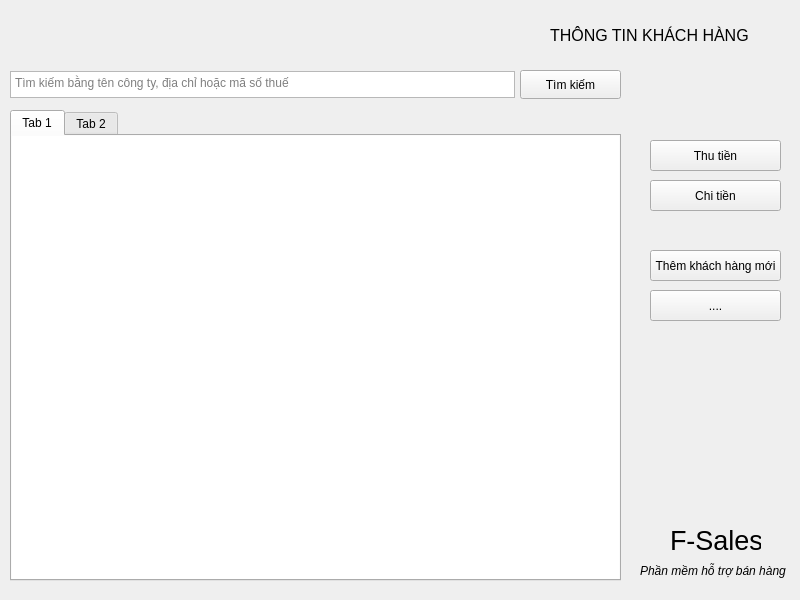
First picture: the form in UI/ds_cong_ty.ui, repository TungFireSmart/Fsales, before the edit.
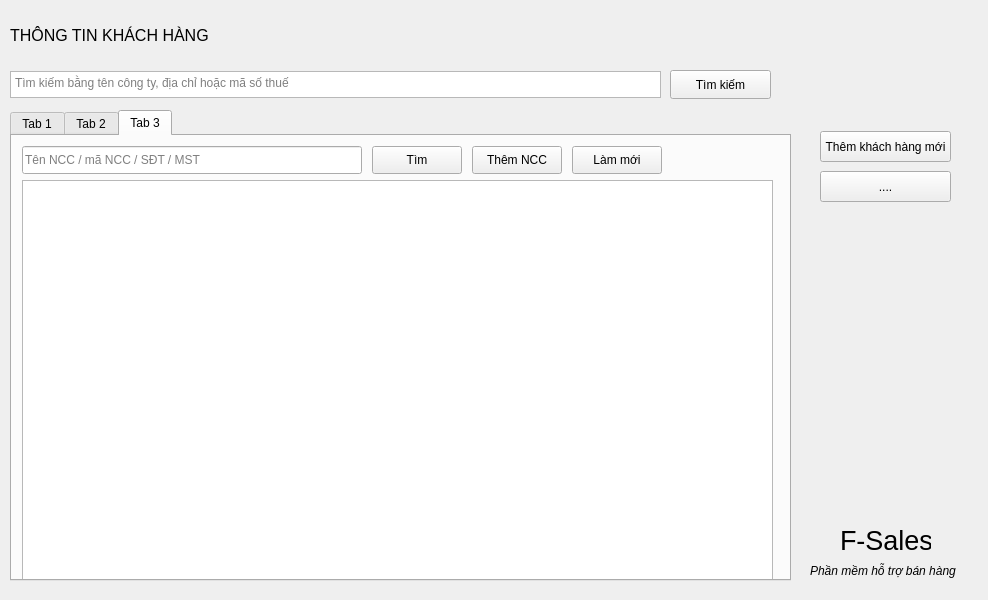
Second picture: the form after the edit. The open tabs and pages were chosen to show the change.

Patch:
```diff
--- a/UI/ds_cong_ty.ui
+++ b/UI/ds_cong_ty.ui
@@ -6,7 +6,7 @@
    <rect>
     <x>0</x>
     <y>0</y>
-    <width>800</width>
+    <width>988</width>
     <height>600</height>
    </rect>
   </property>
@@ -17,7 +17,7 @@
    <widget class="QLabel" name="label">
     <property name="geometry">
      <rect>
-      <x>550</x>
+      <x>10</x>
       <y>20</y>
       <width>261</width>
       <height>31</height>
@@ -38,7 +38,7 @@
      <rect>
       <x>10</x>
       <y>71</y>
-      <width>505</width>
+      <width>651</width>
       <height>27</height>
      </rect>
     </property>
@@ -49,7 +49,7 @@
    <widget class="QPushButton" name="but_search">
     <property name="geometry">
      <rect>
-      <x>520</x>
+      <x>670</x>
       <y>70</y>
       <width>101</width>
       <height>29</height>
@@ -62,8 +62,8 @@
    <widget class="QPushButton" name="but_add_company">
     <property name="geometry">
      <rect>
-      <x>650</x>
-      <y>250</y>
+      <x>820</x>
+      <y>131</y>
       <width>131</width>
       <height>31</height>
      </rect>
@@ -75,8 +75,8 @@
    <widget class="QPushButton" name="but_search_4">
     <property name="geometry">
      <rect>
-      <x>650</x>
-      <y>290</y>
+      <x>820</x>
+      <y>171</y>
       <width>131</width>
       <height>31</height>
      </rect>
@@ -88,7 +88,7 @@
    <widget class="QLabel" name="label_4">
     <property name="geometry">
      <rect>
-      <x>640</x>
+      <x>810</x>
       <y>560</y>
       <width>151</width>
       <height>21</height>
@@ -106,7 +106,7 @@
    <widget class="QLabel" name="label_3">
     <property name="geometry">
      <rect>
-      <x>670</x>
+      <x>840</x>
       <y>520</y>
       <width>91</width>
       <height>41</height>
@@ -126,7 +126,7 @@
      <rect>
       <x>10</x>
       <y>110</y>
-      <width>611</width>
+      <width>781</width>
       <height>471</height>
      </rect>
     </property>
@@ -142,7 +142,7 @@
        <rect>
         <x>-1</x>
         <y>-1</y>
-        <width>611</width>
+        <width>771</width>
         <height>451</height>
        </rect>
       </property>
@@ -163,32 +163,73 @@
       </property>
      </widget>
     </widget>
-   </widget>
-   <widget class="QPushButton" name="but_thu">
+    <widget class="QWidget" name="tab_3">
+     <attribute name="title">
+      <string>Tab 3</string>
+     </attribute>
+     <widget class="QLineEdit" name="txt_supplier_search">
+      <property name="geometry">
+       <rect>
+        <x>10</x>
+        <y>10</y>
+        <width>340</width>
+        <height>28</height>
+       </rect>
+      </property>
+      <property name="placeholderText">
+       <string>Tên NCC / mã NCC / SĐT / MST</string>
+      </property>
+     </widget>
+     <widget class="QPushButton" name="but_supplier_search">
     <property name="geometry">
      <rect>
-      <x>650</x>
-      <y>140</y>
-      <width>131</width>
-      <height>31</height>
+        <x>360</x>
+        <y>10</y>
+        <width>90</width>
+        <height>28</height>
      </rect>
     </property>
     <property name="text">
-     <string>Thu tiền</string>
-    </property>
-   </widget>
-   <widget class="QPushButton" name="but_chi">
+       <string>Tìm</string>
+      </property>
+     </widget>
+     <widget class="QPushButton" name="but_supplier_add">
     <property name="geometry">
      <rect>
-      <x>650</x>
-      <y>180</y>
-      <width>131</width>
-      <height>31</height>
+        <x>460</x>
+        <y>10</y>
+        <width>90</width>
+        <height>28</height>
      </rect>
     </property>
     <property name="text">
-     <string>Chi tiền</string>
-    </property>
+       <string>Thêm NCC</string>
+      </property>
+     </widget>
+     <widget class="QPushButton" name="but_supplier_refresh">
+      <property name="geometry">
+       <rect>
+        <x>560</x>
+        <y>10</y>
+        <width>90</width>
+        <height>28</height>
+       </rect>
+      </property>
+      <property name="text">
+       <string>Làm mới</string>
+      </property>
+     </widget>
+     <widget class="QTableWidget" name="table_suppliers">
+      <property name="geometry">
+       <rect>
+        <x>10</x>
+        <y>44</y>
+        <width>751</width>
+        <height>401</height>
+       </rect>
+      </property>
+     </widget>
+    </widget>
    </widget>
   </widget>
  </widget>
```
Left out of the diff: 2 changed lines with no effect on the pictures. Lines whose indentation alone changed are shown as unchanged.
